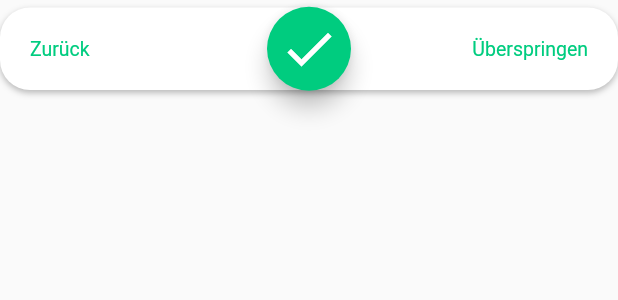
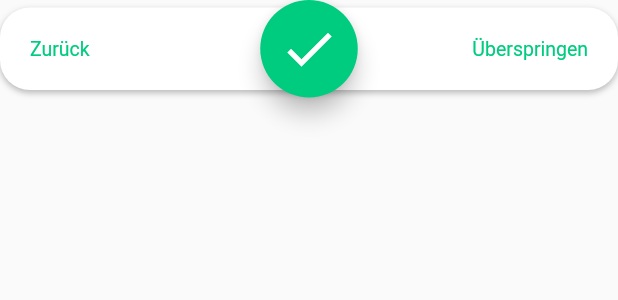
Before and after one commit to OPENER-next/OpenStop, a Flutter app: the QuestionNavigationBubble widget shown alone on an empty page, opened directly, on a phone screen of 412 x 824 dp. Shown: the top 300 px of the screen. Run offline on Flutter 3.47's test engine with Material 2 defaults, Android fonts, the light colour scheme and no system bars; our stand-ins replace dio, flutter_map, geolocator, latlong2, shared_preferences; missing offline and left inert: animated_location_indicator, animated_marker_layer, osm_api; accounts and stored records are empty.

Commit message:
Fix confirm button size

```diff
--- a/lib/widgets/question_sheet/question_navigation_bubble.dart
+++ b/lib/widgets/question_sheet/question_navigation_bubble.dart
@@ -76,15 +76,16 @@ class QuestionNavigationBubble extends StatelessWidget {
             ],
           )
         ),
-        SizedBox.square(
-          dimension: 65,
-          child: AnimatedSwitcher(
-            duration: Duration(milliseconds: 600),
-            reverseDuration: Duration(milliseconds: 300),
-            switchInCurve: Curves.elasticOut,
-            switchOutCurve: Curves.decelerate,
-            transitionBuilder: _scaleTransitionBuilder,
-            child: onConfirm == null ? null : FloatingActionButton(
+        AnimatedSwitcher(
+          duration: Duration(milliseconds: 600),
+          reverseDuration: Duration(milliseconds: 300),
+          switchInCurve: Curves.elasticOut,
+          switchOutCurve: Curves.decelerate,
+          transitionBuilder: _scaleTransitionBuilder,
+          child: onConfirm == null
+            ? SizedBox.square(dimension: 65, key: ValueKey(1))
+            : SizedBox.square(dimension: 65, key: ValueKey(2),
+              child: FloatingActionButton(
               // elevation: 0,
               onPressed: onConfirm,
               backgroundColor: Theme.of(context).colorScheme.primary,
```
